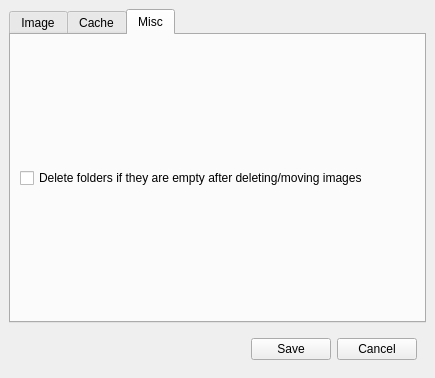
Old version of the form doppelganger/preferences.ui in the repository max-dw-i/myfyrio.
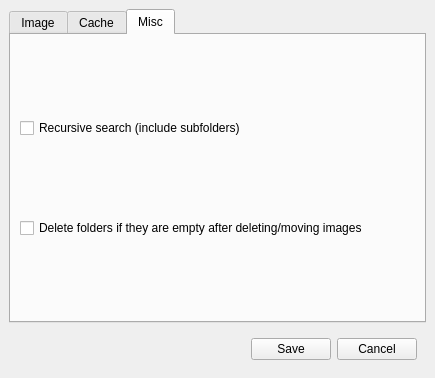
New version of the form. The open tabs and pages were chosen to show the change. Icons and pictures are not drawn.

Commit message: Add option to exclude subfolders from image searching

The edit to the form file:
```diff
--- a/doppelganger/preferences.ui
+++ b/doppelganger/preferences.ui
@@ -129,6 +129,13 @@
         <string>Misc</string>
        </attribute>
        <layout class="QVBoxLayout" name="verticalLayout">
+        <item>
+         <widget class="QCheckBox" name="subfoldersBox">
+          <property name="text">
+           <string>Recursive search (include subfolders)</string>
+          </property>
+         </widget>
+        </item>
         <item>
          <widget class="QCheckBox" name="deldirsBox">
           <property name="text">
```
Left out of the diff: 2 changed lines with no effect on the pictures. The commit also changes 7 other files.
